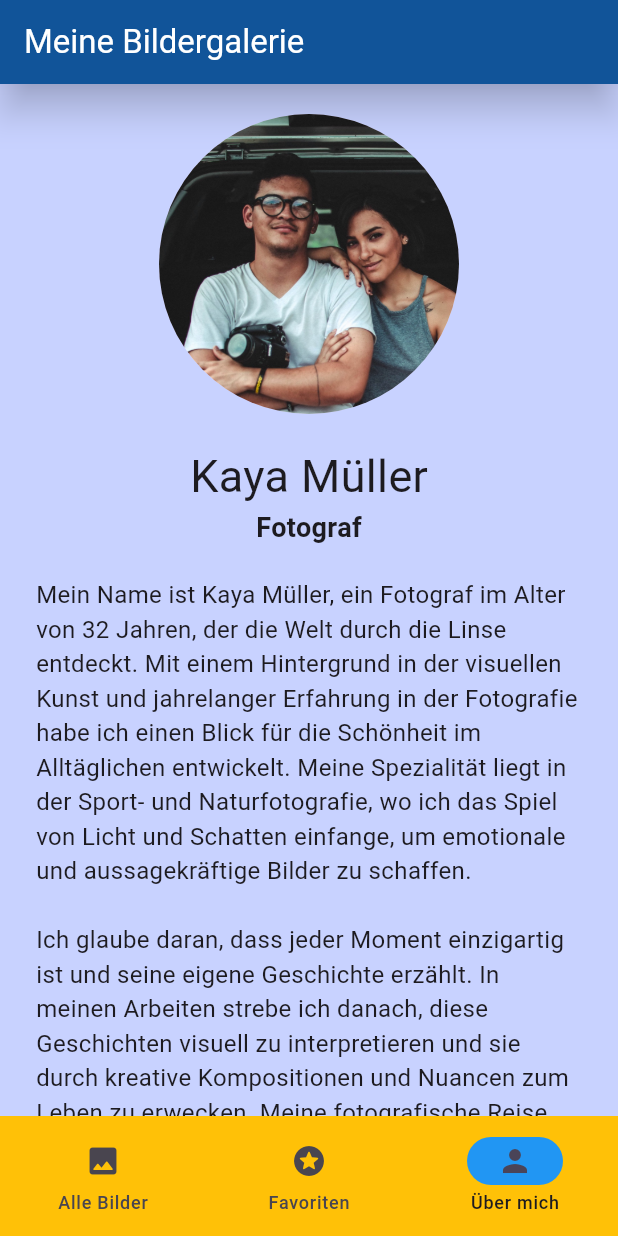
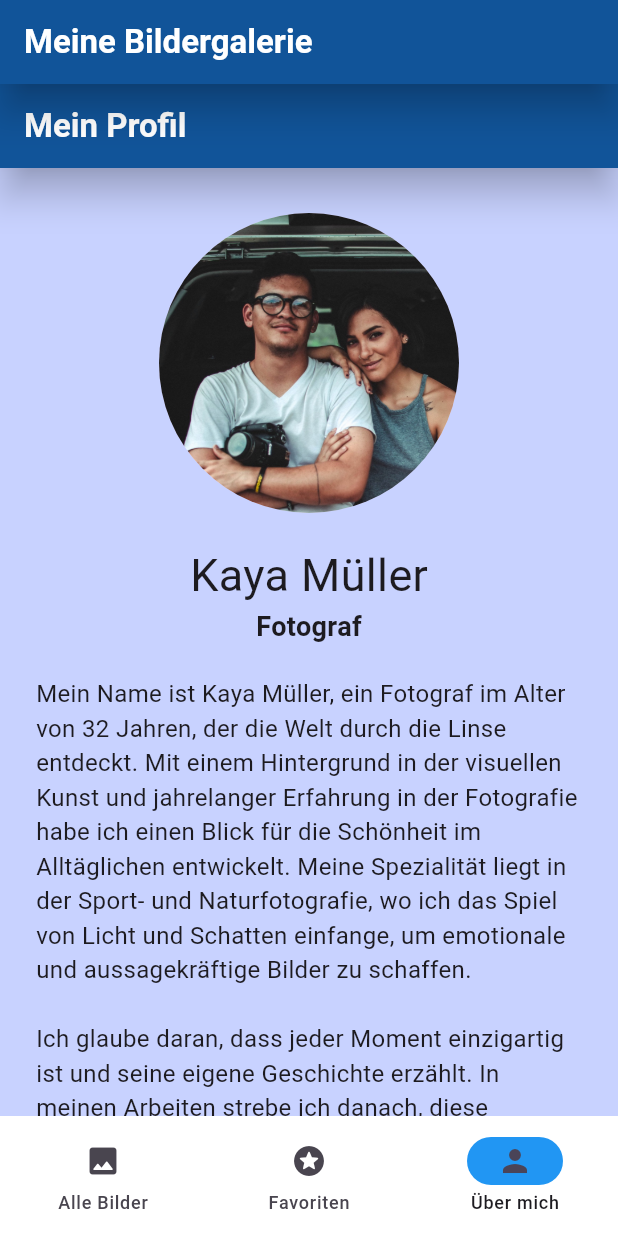
Before and after one commit to JuergenHollmann/project_13_picture_gallery_jh, a Flutter app: the screen it shows after launch, item 3 of the bottom bar chosen, on a phone screen of 412 x 824 dp. Run offline on Flutter 3.47's test engine with Material 3 defaults, Android fonts, the phone set to English and light mode, and no system bars.

```diff
--- a/lib/features/gallery/repository/gallery_data.dart
+++ b/lib/features/gallery/repository/gallery_data.dart
@@ -13,7 +13,7 @@ class GalleryData extends StatelessWidget {
       required this.imagePath,
       super.key});
 
-  final List<GalleryData> galleryData = [
+  final List<GalleryData> galleryDataList = [
     GalleryData(
       imageTitle: 'Bunter Basketball',
       imageDate: '03.06.2023',
--- a/lib/features/gallery/screens/favorites.dart
+++ b/lib/features/gallery/screens/favorites.dart
@@ -1,7 +1,7 @@
 import 'package:flutter/material.dart';
 
 class Favorites extends StatelessWidget {
-  const Favorites({super.key});
+  const Favorites({super.key, required image});
 
   @override
   Widget build(BuildContext context) {
--- /dev/null
+++ b/lib/features/gallery/screens/features/gallery/repository/gallery_data.dart
@@ -0,0 +1 @@
+// TODO Implement this library.
--- /dev/null
+++ b/lib/features/profile/my_profile.dart
@@ -0,0 +1,105 @@
+import 'package:flutter/material.dart';
+
+const primeColor = Color.fromRGBO(200, 210, 255, 1); // hellblau
+
+class MyProfile extends StatelessWidget {
+  const MyProfile({super.key});
+  @override
+  Widget build(BuildContext context) {
+    return MaterialApp(
+      debugShowCheckedModeBanner: false,
+      home: Scaffold(
+        // den gesamten Hintergrund einfärben:
+        backgroundColor: primeColor,
+// ----------------------------------------------------------------------------------------------
+// AppBar
+// ----------------------------------------------------------------------------------------------
+        appBar: AppBar(
+          title: const Text(
+            'Mein Profil',
+            style: TextStyle(
+              color: Colors.white,
+              fontWeight: FontWeight.bold,
+            ),
+          ),
+          backgroundColor:
+              const Color.fromARGB(255, 4, 85, 151), // dunkles Blau
+          shadowColor: Colors.black, // Schattten unter der AppBar
+          elevation: 10, // Höhe des Schattens unter der AppBar
+        ),
+// ----------------------------------------------------------------------------------------------
+        body: const SafeArea(
+          child: Center(
+            child: Column(
+              children: [
+                SizedBox(
+                  height: 30,
+                ),
+                CircleAvatar(
+                  backgroundImage: AssetImage("assets/images/kaya.jpeg"),
+                  radius: 100,
+                ),
+                SizedBox(
+                  height: 20,
+                ),
+                Text(
+                  "Kaya Müller",
+                  style: TextStyle(fontSize: 30),
+                ),
+                Text(
+                  "Fotograf",
+                  style: TextStyle(fontSize: 18, fontWeight: FontWeight.bold),
+                ),
+                SizedBox(
+                  height: 20,
+                ),
+                Expanded(
+                  child: SingleChildScrollView(
+                    child: Padding(
+                      padding: EdgeInsets.symmetric(horizontal: 24),
+                      child: Text(
+                        "Mein Name ist Kaya Müller, ein Fotograf im Alter von 32 Jahren, der die Welt durch die Linse entdeckt. Mit einem Hintergrund in der visuellen Kunst und jahrelanger Erfahrung in der Fotografie habe ich einen Blick für die Schönheit im Alltäglichen entwickelt. Meine Spezialität liegt in der Sport- und Naturfotografie, wo ich das Spiel von Licht und Schatten einfange, um emotionale und aussagekräftige Bilder zu schaffen.\n\nIch glaube daran, dass jeder Moment einzigartig ist und seine eigene Geschichte erzählt. In meinen Arbeiten strebe ich danach, diese Geschichten visuell zu interpretieren und sie durch kreative Kompositionen und Nuancen zum Leben zu erwecken. Meine fotografische Reise hat mich durch verschiedene Länder geführt, wo ich die Vielfalt der Kulturen und Landschaften festhalte, immer auf der Suche nach neuen Perspektiven und Herausforderungen.\n\nMein Anspruch ist es, mit meinen Bildern nicht nur zu dokumentieren, sondern auch zu inspirieren und zu berühren. Jeder Auftrag und jedes Projekt ist für mich eine Möglichkeit, meine Leidenschaft und mein Können zu zeigen und eine Verbindung zwischen dem Betrachter und dem Bild herzustellen.",
+                        style: TextStyle(fontSize: 16),
+                      ),
+                    ),
+                  ),
+                ),
+              ],
+            ),
+          ),
+        ),
+// ----------------------------------------------------------------------------------------------
+// Standard NavigationBar
+// ----------------------------------------------------------------------------------------------
+//         bottomNavigationBar: NavigationBar(
+//           backgroundColor:
+//               Colors.amber, //const Color.fromARGB(255, 4, 85, 151),
+//           indicatorColor: Colors.blue,
+//           //selectedIndex: 0,
+//           onDestinationSelected: (int index) {
+//             log("Button $index geklickt");
+//             // currentIndex = index;
+//             // setState(() {});
+//           },
+//           destinations: const [
+//             NavigationDestination(
+//               icon: Icon(Icons.image_rounded),
+//               label: "Alle Bilder",
+//               // enabled: true,
+//             ),
+//             NavigationDestination(
+//               icon: Icon(Icons.stars_rounded),
+//               label: "Favoriten",
+//               //enabled: true,
+//             ),
+//             NavigationDestination(
+//               icon: Icon(Icons.person),
+//               label: "Über mich",
+//             ),
+//           ],
+//         ),
+// ----------------------------------------------------------------------------------------------
+      ),
+    );
+  }
+}
--- a/lib/features/profile/profile.dart
+++ /dev/null
@@ -1,99 +0,0 @@
-import 'package:flutter/material.dart';
-
-void main() {
-  runApp(const MyProfile());
-}
-
-const primeColor = Color.fromRGBO(200, 210, 255, 1); // hellblau
-
-class MyProfile extends StatelessWidget {
-  const MyProfile({super.key});
-
-  @override
-  Widget build(BuildContext context) {
-    return const MaterialApp(
-      home: Scaffold(
-        // den gesamten Hintergrund einfärben:
-        backgroundColor: primeColor,
-// ----------------------------------------------------------------------------------------------
-// AppBar
-// ----------------------------------------------------------------------------------------------
-//         appBar: AppBar(
-//           title: const Text('Mein Profil'),
-//           foregroundColor: Colors.white, // Schriftfarbe
-//           backgroundColor:
-//               const Color.fromARGB(255, 4, 85, 151), // dunkles Blau
-//           shadowColor: Colors.black87, // Schattten unter der AppBar
-//           elevation: 10, // Höhe des Schattens unter der AppBar
-//         ),
-// ----------------------------------------------------------------------------------------------
-        body: SingleChildScrollView(
-          padding: EdgeInsets.symmetric(horizontal: 24),
-
-          // Hier soll mein Profilbild in einem runden Kreis angezeigt werden
-          child: Column(
-            mainAxisAlignment: MainAxisAlignment.center,
-            crossAxisAlignment: CrossAxisAlignment.center,
-            children: [
-              SizedBox(height: 20),
-              CircleAvatar(
-                backgroundImage: AssetImage("assets/images/kaya.jpeg"),
-                radius: 100,
-              ),
-              Column(
-                children: [
-                  SizedBox(height: 20),
-                  Text(
-                    "Kaya Müller",
-                    style: TextStyle(fontSize: 30),
-                  ),
-                  Text(
-                    "Fotograf",
-                    style: TextStyle(fontSize: 18, fontWeight: FontWeight.bold),
-                  ),
-                  SizedBox(height: 20),
-// ----------------------------------------------------------------------------------------------
-                  Text(
-                    "Mein Name ist Kaya Müller, ein Fotograf im Alter von 32 Jahren, der die Welt durch die Linse entdeckt. Mit einem Hintergrund in der visuellen Kunst und jahrelanger Erfahrung in der Fotografie habe ich einen Blick für die Schönheit im Alltäglichen entwickelt. Meine Spezialität liegt in der Sport- und Naturfotografie, wo ich das Spiel von Licht und Schatten einfange, um emotionale und aussagekräftige Bilder zu schaffen.\n\nIch glaube daran, dass jeder Moment einzigartig ist und seine eigene Geschichte erzählt. In meinen Arbeiten strebe ich danach, diese Geschichten visuell zu interpretieren und sie durch kreative Kompositionen und Nuancen zum Leben zu erwecken. Meine fotografische Reise hat mich durch verschiedene Länder geführt, wo ich die Vielfalt der Kulturen und Landschaften festhalte, immer auf der Suche nach neuen Perspektiven und Herausforderungen.\n\nMein Anspruch ist es, mit meinen Bildern nicht nur zu dokumentieren, sondern auch zu inspirieren und zu berühren. Jeder Auftrag und jedes Projekt ist für mich eine Möglichkeit, meine Leidenschaft und mein Können zu zeigen und eine Verbindung zwischen dem Betrachter und dem Bild herzustellen.",
-                    style: TextStyle(fontSize: 16),
-                  ),
-                ],
-              ),
-            ],
-          ),
-        ),
-// ----------------------------------------------------------------------------------------------
-// Standard NavigationBar
-// ----------------------------------------------------------------------------------------------
-//         bottomNavigationBar: NavigationBar(
-//           backgroundColor:
-//               Colors.amber, //const Color.fromARGB(255, 4, 85, 151),
-//           indicatorColor: Colors.blue,
-//           //selectedIndex: 0,
-//           onDestinationSelected: (int index) {
-//             log("Button $index geklickt");
-//             // currentIndex = index;
-//             // setState(() {});
-//           },
-//           destinations: const [
-//             NavigationDestination(
-//               icon: Icon(Icons.image_rounded),
-//               label: "Alle Bilder",
-//               // enabled: true,
-//             ),
-//             NavigationDestination(
-//               icon: Icon(Icons.stars_rounded),
-//               label: "Favoriten",
-//               //enabled: true,
-//             ),
-//             NavigationDestination(
-//               icon: Icon(Icons.person),
-//               label: "Über mich",
-//             ),
-//           ],
-//         ),
-// ----------------------------------------------------------------------------------------------
-      ),
-    );
-  }
-}
--- a/lib/main.dart
+++ b/lib/main.dart
@@ -1,8 +1,9 @@
+//import 'dart:developer';
 import 'dart:developer';
 import 'package:flutter/material.dart';
 import 'package:project_13_picture_gallery_jh/features/gallery/screens/favorites.dart';
 import 'package:project_13_picture_gallery_jh/features/gallery/screens/start_page.dart';
-import 'package:project_13_picture_gallery_jh/features/profile/profile.dart';
+import 'package:project_13_picture_gallery_jh/features/profile/my_profile.dart';
 
 void main() {
   runApp(const MainApp());
@@ -20,7 +21,8 @@ class MainApp extends StatefulWidget {
 class _MainAppState extends State<MainApp> {
   final List<Widget> widgets = [
     const StartPage(),
-    const Favorites(),
+    const Favorites(image: Icon(Icons.stars_rounded)),
+    //const Favorites(),
     const MyProfile(),
   ];
 
@@ -29,26 +31,34 @@ class _MainAppState extends State<MainApp> {
   @override
   Widget build(BuildContext context) {
     return MaterialApp(
+      debugShowCheckedModeBanner: false,
       home: Scaffold(
         // den gesamten Hintergrund einfärben:
         backgroundColor: primeColor,
+// ----------------------------------------------------------------------------------------------
+// AppBar
+// ----------------------------------------------------------------------------------------------
         appBar: AppBar(
-          title: const Text('Meine Bildergalerie'),
-          foregroundColor: Colors.white, // Schriftfarbe
+          title: const Text(
+            'Meine Bildergalerie',
+            style: TextStyle(
+              color: Colors.white,
+              fontWeight: FontWeight.bold,
+            ),
+          ),
           backgroundColor:
               const Color.fromARGB(255, 4, 85, 151), // dunkles Blau
-          shadowColor: Colors.black87, // Schattten unter der AppBar
+          shadowColor: Colors.black, // Schattten unter der AppBar
           elevation: 10, // Höhe des Schattens unter der AppBar
         ),
 // ----------------------------------------------------------------------------------------------
 // Standard NavigationBar
-// ---------------------------------------------------------------------------------------------
+// ----------------------------------------------------------------------------------------------
         bottomNavigationBar: NavigationBar(
-          backgroundColor:
-              Colors.amber, //const Color.fromARGB(255, 4, 85, 151),
+          backgroundColor: Colors.white,
           indicatorColor: Colors.blue,
           selectedIndex: currentIndex,
-          onDestinationSelected: (int index) {
+          onDestinationSelected: (index) {
             log("Button $index geklickt");
             currentIndex = index;
             setState(() {});
@@ -57,17 +67,14 @@ class _MainAppState extends State<MainApp> {
             NavigationDestination(
               icon: Icon(Icons.image_rounded),
               label: "Alle Bilder",
-              // enabled: true,
             ),
             NavigationDestination(
               icon: Icon(Icons.stars_rounded),
               label: "Favoriten",
-              //enabled: true,
             ),
             NavigationDestination(
               icon: Icon(Icons.person),
               label: "Über mich",
-              // selectedIcon: Colors.black, // funzt nicht
             ),
           ],
         ),
@@ -77,3 +84,20 @@ class _MainAppState extends State<MainApp> {
     );
   }
 }
+// ----------------------------------------------------------------------------------------------
+// class MainApp extends StatelessWidget {
+//   const MainApp({super.key});
+
+//   // This widget is the root of your application.
+//   @override
+//   Widget build(BuildContext context) {
+//     return MaterialApp(
+//       debugShowCheckedModeBanner: false,
+//       home: const StartPage(),
+//       routes: {
+//         '/my_bottom_navigation_bar': (context) => const MyBottomNavigationBar(),
+//       },
+//     );
+//   }
+// }
+// ----------------------------------------------------------------------------------------------
```
Also changed, not shown: lib/features/gallery/screens/my_picture_gallery.dart (added, +83 -0 lines), lib/features/gallery/screens/start_page.dart (+57 -7 lines), lib/features/gallery/shared/my_bottom_navigation_bar.dart (added, +84 -0 lines).
